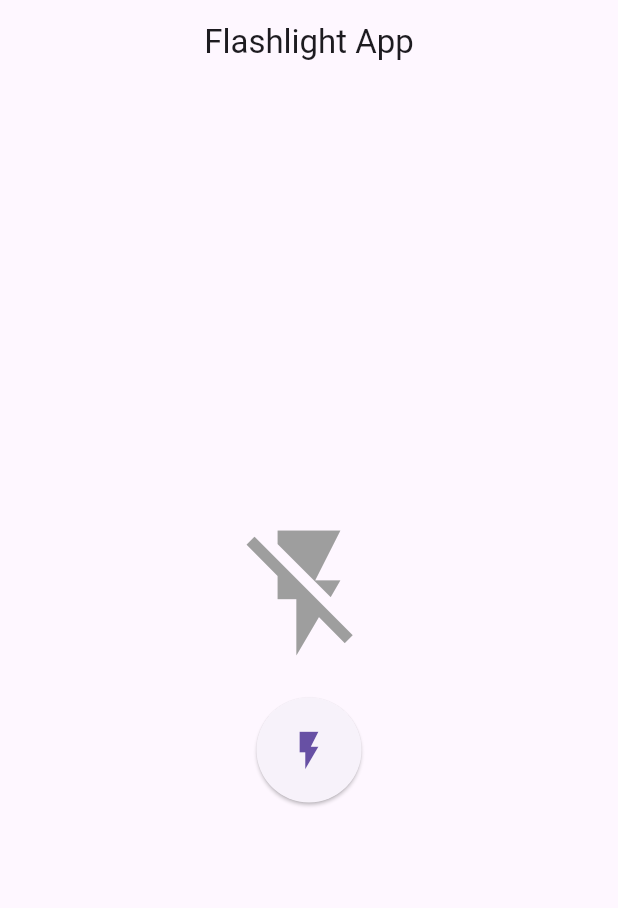
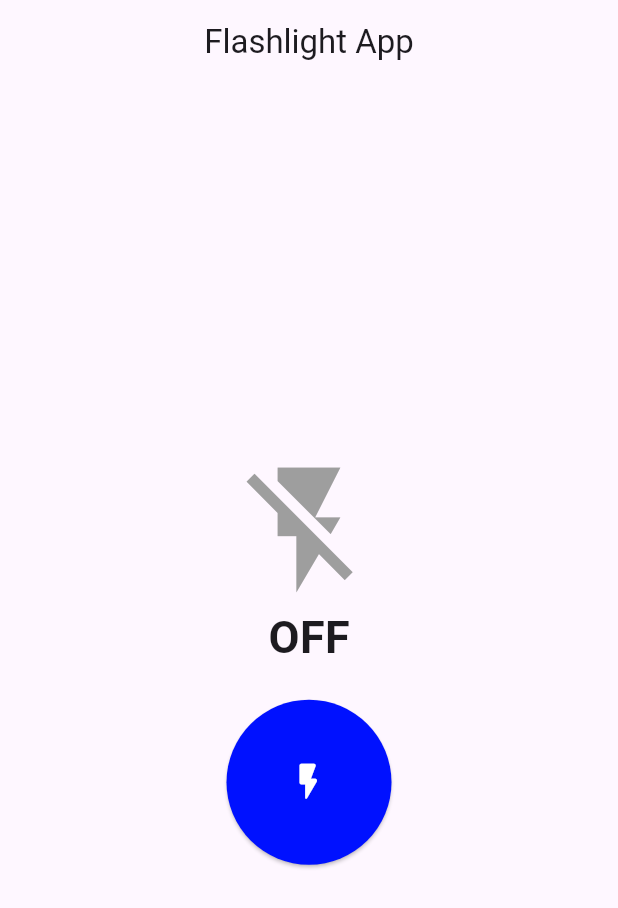
Before and after one commit to biruk-tafese/GO2COD_AD_03, a Flutter app: the screen it shows after launch, on a phone screen of 412 x 824 dp. Shown: the top 908 px of the screen. Run offline on Flutter 3.47's test engine with Material 3 defaults, Android fonts, the light colour scheme and no system bars; our stand-ins replace permission_handler; missing offline and left inert: torch_light.

Commit message:
file struct and packages

```diff
--- a/lib/controllers/flashlight_controller.dart
+++ b/lib/controllers/flashlight_controller.dart
@@ -3,6 +3,7 @@ import 'package:torch_light/torch_light.dart';
 
 class FlashlightController extends ChangeNotifier {
   bool _isFlashlightOn = false;
+  String error = '';
 
   bool get isFlashlightOn => _isFlashlightOn;
 
@@ -17,7 +18,9 @@ class FlashlightController extends ChangeNotifier {
       notifyListeners();
     } catch (e) {
       // Handle devices without flashlight or errors
-      print('Error toggling flashlight: $e');
+      error = "Something went Wrong: $e";
+      SnackBar(content: Text(error));
+      notifyListeners();
     }
   }
 }
--- a/lib/main.dart
+++ b/lib/main.dart
@@ -9,7 +9,7 @@
       providers: [
         ChangeNotifierProvider(create: (_) => FlashlightController()),
       ],
-      child: FlashlightApp(),
+      child: const FlashlightApp(),
     ),
   );
 }
--- a/lib/screens/flashlight_screen.dart
+++ b/lib/screens/flashlight_screen.dart
@@ -31,24 +31,41 @@ class FlashlightScreen extends StatelessWidget {
             return Column(
               mainAxisAlignment: MainAxisAlignment.center,
               children: [
-                Icon(
-                  controller.isFlashlightOn ? Icons.flash_on : Icons.flash_off,
-                  color:
-                      controller.isFlashlightOn ? Colors.yellow : Colors.grey,
-                  size: 100,
+                Column(
+                  children: [
+                    Icon(
+                      controller.isFlashlightOn
+                          ? Icons.flash_on
+                          : Icons.flash_off,
+                      color: controller.isFlashlightOn
+                          ? Colors.yellow
+                          : Colors.grey,
+                      size: 100,
+                    ),
+                    Text(controller.isFlashlightOn ? 'ON' : 'OFF',
+                        style: const TextStyle(
+                            fontSize: 30, fontWeight: FontWeight.bold)),
+                  ],
                 ),
                 const SizedBox(height: 20),
                 ElevatedButton(
                   onPressed: controller.toggleFlashlight,
                   style: ElevatedButton.styleFrom(
                     shape: const CircleBorder(),
-                    padding: const EdgeInsets.all(20),
+                    padding: const EdgeInsets.all(40),
+                    backgroundColor: const Color.fromARGB(255, 0, 17, 255),
                   ),
-                  child: Icon(
-                    controller.isFlashlightOn
-                        ? Icons.flash_off
-                        : Icons.flash_on,
-                    size: 30,
+                  child: Column(
+                    mainAxisSize: MainAxisSize.min,
+                    children: [
+                      Icon(
+                        controller.isFlashlightOn
+                            ? Icons.flash_off_rounded
+                            : Icons.flash_on_rounded,
+                        color: Colors.white,
+                        size: 30,
+                      ),
+                    ],
                   ),
                 ),
               ],
```
Also changed, not shown: 2 other files.
